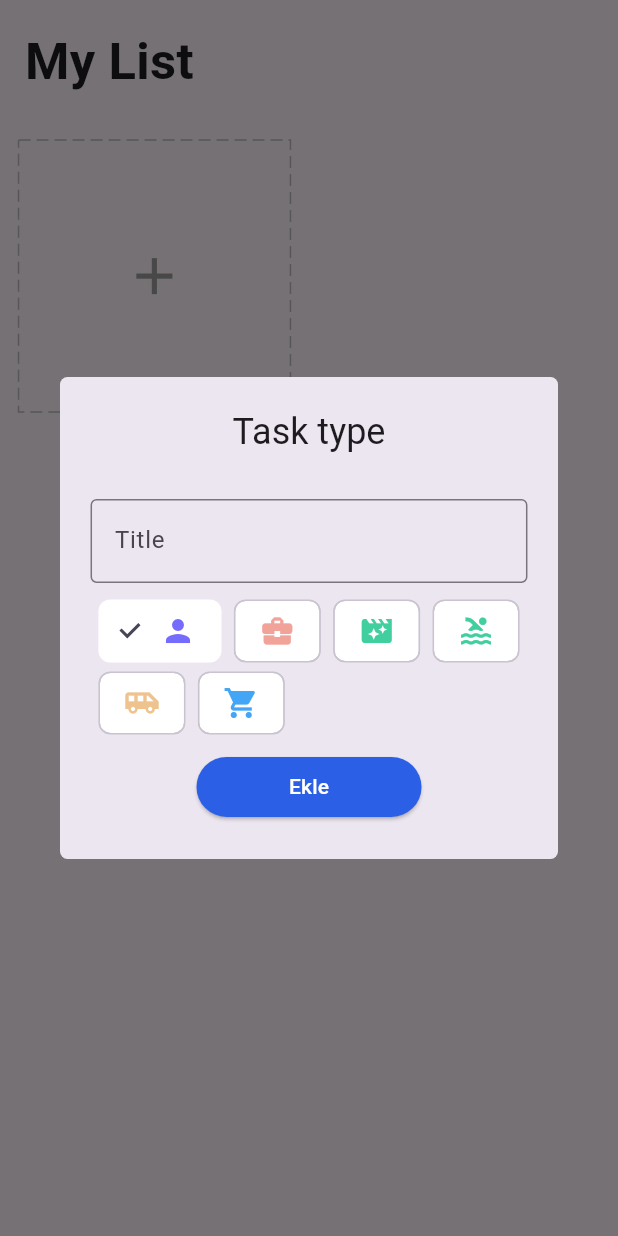
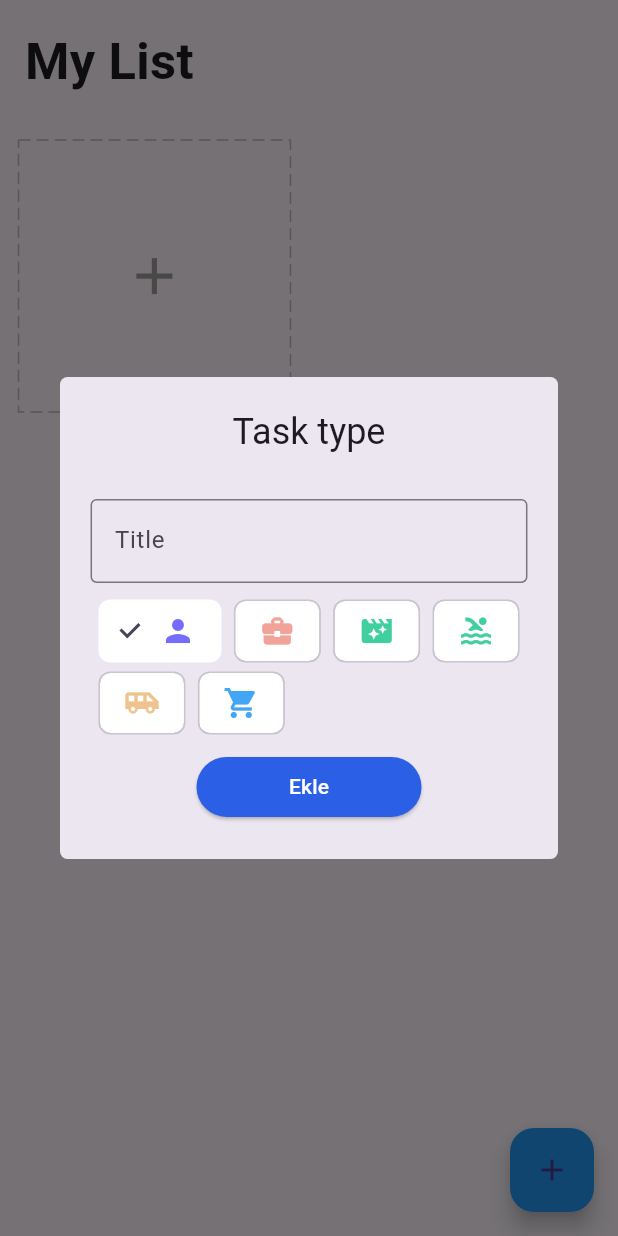
Before and after one commit to atillakokcu/GetxTodoApp, a Flutter app: the screen it shows after launch, after a tap on the "add" icon, on a phone screen of 412 x 824 dp. Run offline on Flutter 3.47's test engine with Material 3 defaults, Android fonts, the phone set to English and light mode, and no system bars; drawn by our look-alikes of dotted_border; our stand-ins replace equatable, flutter_easyloading, get, get_storage, step_progress_indicator.

Commit message:
çop kutusu eklendi

```diff
--- a/getx_todo_list/lib/app/data/services/storage/services.dart
+++ b/getx_todo_list/lib/app/data/services/storage/services.dart
@@ -7,8 +7,8 @@ class StorageService extends GetxService {
 
   Future<StorageService> init() async {
     _box = GetStorage();
-    await _box.write(taskKey, []);
-    //await _box.writeIfNull(taskKey, []);
+    //await _box.write(taskKey, []);
+    await _box.writeIfNull(taskKey, []);
     return this;
   }
 
--- a/getx_todo_list/lib/app/modules/home/view.dart
+++ b/getx_todo_list/lib/app/modules/home/view.dart
@@ -1,7 +1,9 @@
 import 'package:flutter/material.dart';
+import 'package:flutter_easyloading/flutter_easyloading.dart';
 import 'package:get/get.dart';
 import 'package:get/get_state_manager/get_state_manager.dart';
 import 'package:getx_todo_list/app/core/utils/extensions.dart';
+import 'package:getx_todo_list/app/data/models/task.dart';
 import 'package:getx_todo_list/app/modules/home/controller.dart';
 import 'package:getx_todo_list/app/modules/home/widgets/add_card.dart';
 import 'package:getx_todo_list/app/modules/home/widgets/task_card.dart';
@@ -19,7 +21,8 @@ class HomePage extends GetView<HomeController> {
               padding: EdgeInsets.all(4.0.wp),
               child: Text(
                 'My List',
-            style: TextStyle(fontSize: 24.6.sp, fontWeight: FontWeight.bold),
+                style:
+                    TextStyle(fontSize: 24.6.sp, fontWeight: FontWeight.bold),
               ),
             ),
             Obx(
@@ -29,13 +32,43 @@ class HomePage extends GetView<HomeController> {
                 physics: const ClampingScrollPhysics(),
                 children: [
                   ...controller.tasks
-                  .map((element) => TaskCard(task: element))
+                      .map((element) => LongPressDraggable(
+                          data: element,
+                          onDragStarted: () => controller.changeDleting(true),
+                          onDraggableCanceled: (_, __) =>
+                              controller.changeDleting(false),
+                          onDragEnd: (_) => controller.changeDleting(false),
+                          feedback: Opacity(
+                            opacity: 0.8,
+                            child: TaskCard(task: element),
+                          ),
+                          child: TaskCard(task: element)))
                       .toList(),
                   AddCard(),
                 ],
               ),
-        )
+            ),
           ],
-    )));
+        ),
+      ),
+      floatingActionButton: DragTarget<Task>(
+        builder: (_, __, ___) {
+          return Obx(
+            () => FloatingActionButton(
+              onPressed: () {},
+              backgroundColor:
+                  (controller.deleting.value ? Colors.red : Colors.blue),
+              child: controller.deleting.value
+                  ? Icon(Icons.delete)
+                  : Icon(Icons.add),
+            ),
+          );
+        },
+        onAccept: (Task task) {
+          controller.deleteTask(task);
+          EasyLoading.showSuccess('Delete Task');
+        },
+      ),
+    );
   }
 }
```
Also changed, not shown: getx_todo_list/lib/app/modules/home/controller.dart (+15 -0 lines). Lines whose indentation alone changed are shown as unchanged.
